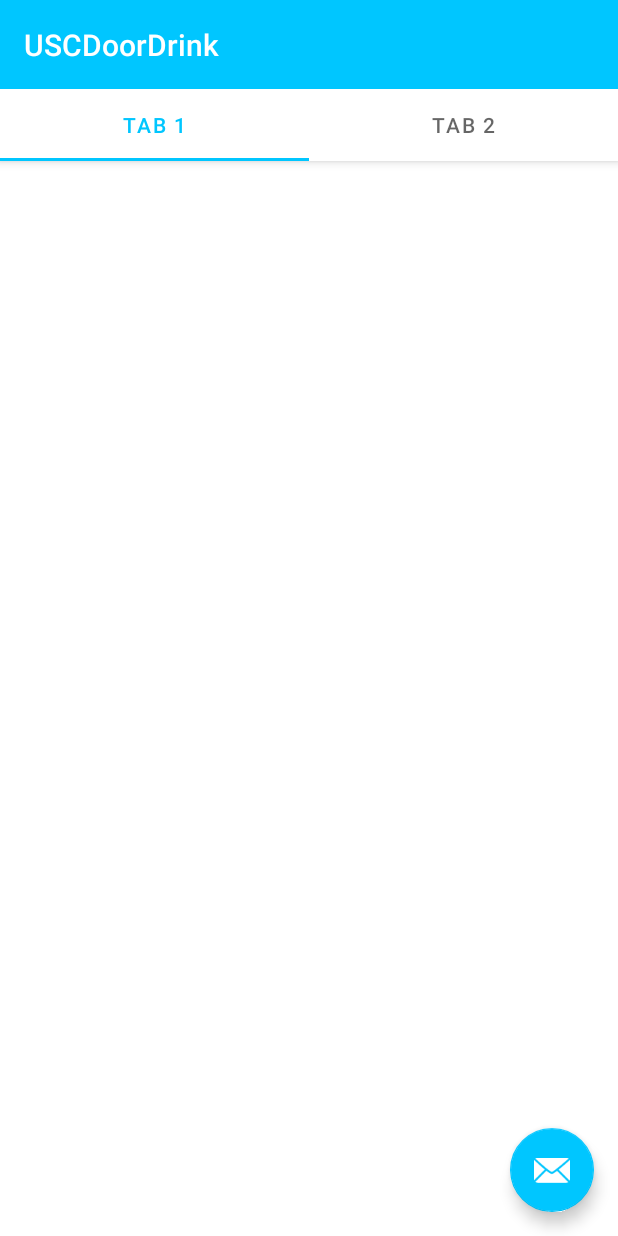
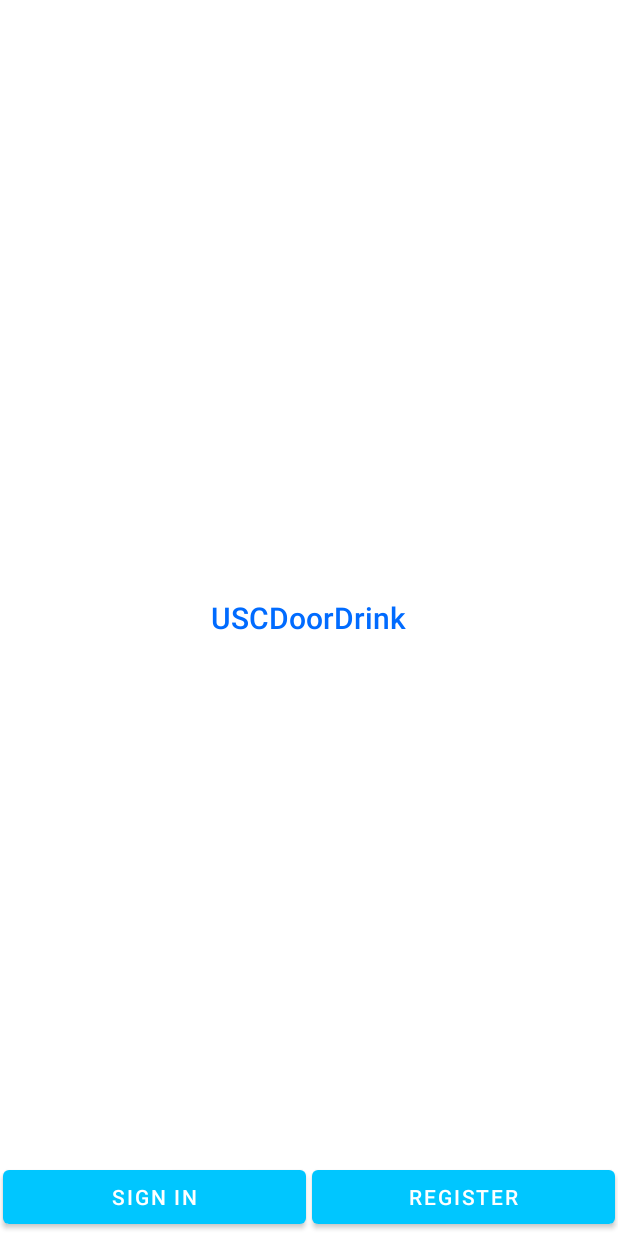
Before and after one commit to owquresh/uscdoordrink-frontend, an Android app: the screen it shows after launch (MainActivity), on a phone screen of 412 x 824 dp. Run offline under Robolectric (Android 15) with nearby library versions, the phone set to English and light mode, and no system bars.

Commit message:
frontend register/login completed

```diff
--- a/app/src/main/java/com/example/uscdoordrink/MainActivity.java
+++ b/app/src/main/java/com/example/uscdoordrink/MainActivity.java
@@ -1,5 +1,6 @@
 package com.example.uscdoordrink;
 
+import android.content.Intent;
 import android.os.Bundle;
 
 import com.google.android.material.floatingactionbutton.FloatingActionButton;
@@ -12,34 +13,25 @@ import androidx.appcompat.app.AppCompatActivity;
 import android.view.Menu;
 import android.view.MenuItem;
 import android.view.View;
+import android.widget.Button;
 
 import com.example.uscdoordrink.ui.main.SectionsPagerAdapter;
 import com.example.uscdoordrink.databinding.ActivityMainBinding;
 
 public class MainActivity extends AppCompatActivity {
 
-    private ActivityMainBinding binding;
+    Button buttonSignIn,buttonRegister;
 
     @Override
     protected void onCreate(Bundle savedInstanceState) {
         super.onCreate(savedInstanceState);
+        setContentView(R.layout.activity_main);
 
-        binding = ActivityMainBinding.inflate(getLayoutInflater());
-        setContentView(binding.getRoot());
+        buttonSignIn = (Button) findViewById(R.id.buttonSignIn);
+        buttonRegister = (Button) findViewById(R.id.buttonRegister);
 
-        SectionsPagerAdapter sectionsPagerAdapter = new SectionsPagerAdapter(this, getSupportFragmentManager());
-        ViewPager viewPager = binding.viewPager;
-        viewPager.setAdapter(sectionsPagerAdapter);
-        TabLayout tabs = binding.tabs;
-        tabs.setupWithViewPager(viewPager);
-        FloatingActionButton fab = binding.fab;
+        buttonSignIn.setOnClickListener(view -> startActivity(new Intent(MainActivity.this, LoginActivity.class)));
 
-        fab.setOnClickListener(new View.OnClickListener() {
-            @Override
-            public void onClick(View view) {
-                Snackbar.make(view, "Replace with your own action", Snackbar.LENGTH_LONG)
-                        .setAction("Action", null).show();
-            }
-        });
+        buttonRegister.setOnClickListener(view -> startActivity(new Intent(MainActivity.this, RegisterActivity.class)));
     }
 }
--- a/app/src/main/res/layout/activity_main.xml
+++ b/app/src/main/res/layout/activity_main.xml
@@ -1,18 +1,20 @@
 <?xml version="1.0" encoding="utf-8"?>
-<androidx.coordinatorlayout.widget.CoordinatorLayout xmlns:android="http://schemas.android.com/apk/res/android"
+<RelativeLayout xmlns:android="http://schemas.android.com/apk/res/android"
     xmlns:app="http://schemas.android.com/apk/res-auto"
     xmlns:tools="http://schemas.android.com/tools"
     android:layout_width="match_parent"
     android:layout_height="match_parent"
+    android:background="@color/white"
     tools:context=".MainActivity">
 
-    <com.google.android.material.appbar.AppBarLayout
-        android:layout_width="match_parent"
+    <LinearLayout
+        android:orientation="vertical"
+        android:layout_width="wrap_content"
         android:layout_height="wrap_content"
-        android:theme="@style/Theme.USCDoorDrink.AppBarOverlay">
-
+        android:layout_centerInParent="true">
         <TextView
             android:id="@+id/title"
+            android:textColor="@color/primaryDark"
             android:layout_width="wrap_content"
             android:layout_height="wrap_content"
             android:gravity="center"
@@ -20,25 +22,32 @@
             android:padding="@dimen/appbar_padding"
             android:text="@string/app_name"
             android:textAppearance="@style/TextAppearance.Widget.AppCompat.Toolbar.Title" />
+    </LinearLayout>
 
-        <com.google.android.material.tabs.TabLayout
-            android:id="@+id/tabs"
-            android:layout_width="match_parent"
-            android:layout_height="wrap_content" />
-    </com.google.android.material.appbar.AppBarLayout>
+    <LinearLayout
+        android:weightSum="2"
+        android:layout_width="match_parent"
+        android:layout_height="wrap_content"
+        android:layout_alignParentBottom="true"
+        android:orientation="horizontal">
+        <Button
+            android:id="@+id/buttonSignIn"
+            android:text="Sign In"
+            android:layout_weight="1"
+            android:layout_width="0dp"
+            android:layout_height="wrap_content"
+            android:layout_margin="2dp">
+        </Button>
+        <Button
+            android:id="@+id/buttonRegister"
+            android:text="Register"
+            android:layout_weight="1"
+            android:layout_width="0dp"
+            android:layout_height="wrap_content"
+            android:layout_margin="2dp">
+        </Button>
 
-    <androidx.viewpager.widget.ViewPager
-        android:id="@+id/view_pager"
-        android:layout_width="match_parent"
-        android:layout_height="match_parent"
-        app:layout_behavior="@string/appbar_scrolling_view_behavior" />
 
-    <com.google.android.material.floatingactionbutton.FloatingActionButton
-        android:id="@+id/fab"
-        android:layout_width="wrap_content"
-        android:layout_height="wrap_content"
-        android:layout_gravity="bottom|end"
-        android:layout_marginEnd="@dimen/fab_margin"
-        android:layout_marginBottom="16dp"
-        app:srcCompat="@android:drawable/ic_dialog_email" />
-</androidx.coordinatorlayout.widget.CoordinatorLayout>
+    </LinearLayout>
+
+</RelativeLayout>
```
Also changed, not shown: app/src/main/java/com/example/uscdoordrink/LoginActivity.java (+22 -1 lines), app/src/main/java/com/example/uscdoordrink/RegisterActivity.java (+7 -0 lines), app/src/main/res/layout/activity_login.xml (+77 -2 lines), app/src/main/res/layout/activity_register.xml (+11 -2 lines).
